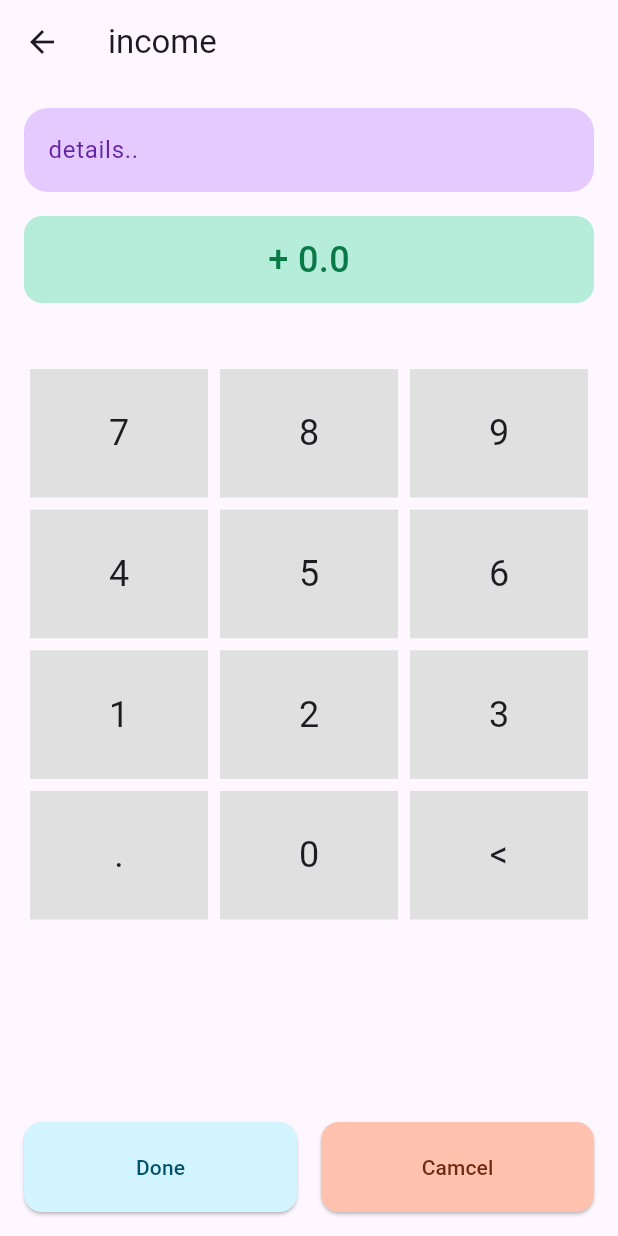
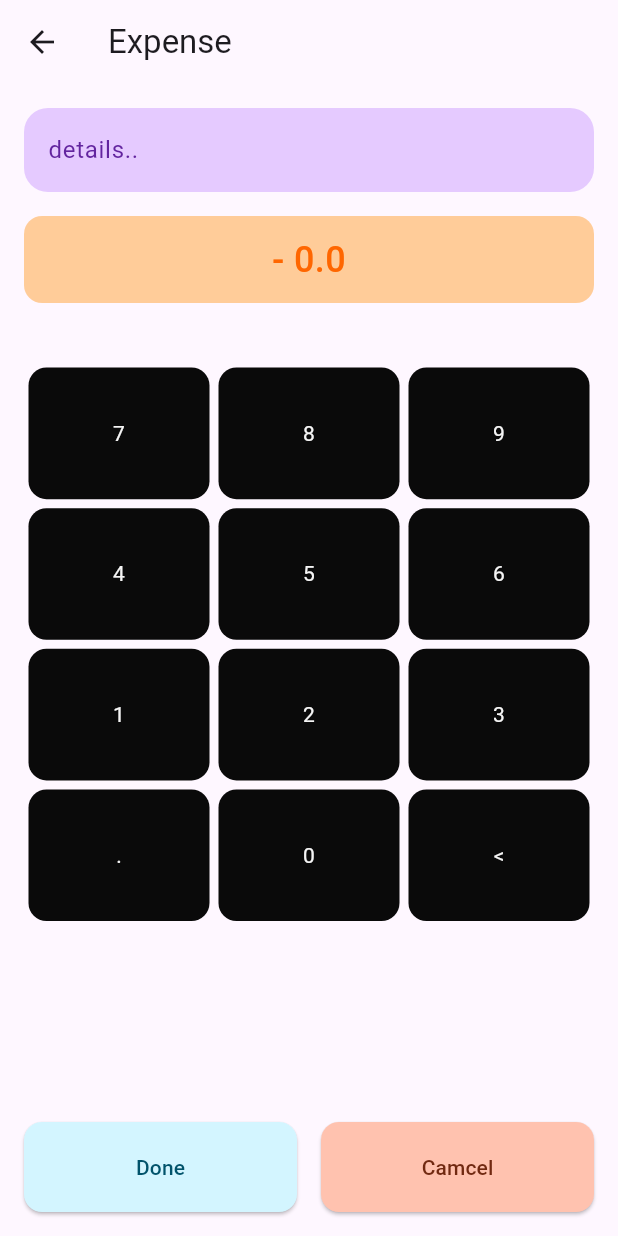
Before and after one commit to MeDoRa0/finance_app, a Flutter app: the screen it shows after launch, after a tap on "Expense", on a phone screen of 412 x 824 dp. Run offline on Flutter 3.47's test engine with Material 3 defaults, Android fonts, the phone set to English and light mode, and no system bars; our stand-ins replace flutter_svg, hive, hive_flutter; accounts and stored records are empty.

Commit message:
customize expense ui page

```diff
--- a/lib/pages/add_page.dart
+++ b/lib/pages/add_page.dart
@@ -6,7 +6,8 @@ import 'package:finance_app/widgets/key_pad_widget.dart';
 import 'package:flutter/material.dart';
 
 class AddPage extends StatefulWidget {
-  const AddPage({super.key});
+  const AddPage({super.key, required this.isIncome});
+  final bool isIncome;
 
   @override
   State<AddPage> createState() => _AddPageState();
@@ -18,7 +19,7 @@ class _AddPageState extends State<AddPage> {
   Widget build(BuildContext context) {
     return Scaffold(
       appBar: AppBar(
-        title: const Text('income'),
+        title: Text(widget.isIncome ? 'income' : 'Expense'),
       ),
       body: Padding(
         padding: const EdgeInsets.all(16),
@@ -43,16 +44,21 @@ class _AddPageState extends State<AddPage> {
                   child: Container(
                     padding: const EdgeInsets.all(12),
                     decoration: BoxDecoration(
-                      color: kSecondaryGreen,
+                      color:
+                          widget.isIncome ? kSecondaryGreen : kSecondaryOrange,
                       borderRadius: BorderRadius.circular(12),
                     ),
                     child: Center(
                       child: Text(
-                        value == '' ? '+ 0.0' : '+$value',
+                        widget.isIncome
+                            ? (value == '' ? '+ 0.0' : '+$value')
+                            : (value == '' ? '- 0.0' : '-$value'),
                         style: TextStyle(
                             fontSize: 24,
                             fontWeight: FontWeight.w500,
-                            color: kPrimaryGreen),
+                            color: widget.isIncome
+                                ? kPrimaryGreen
+                                : kPrimaryOrange),
                       ),
                     ),
                   ),
--- a/lib/widgets/add_minus_widget.dart
+++ b/lib/widgets/add_minus_widget.dart
@@ -22,7 +22,7 @@ class AddMinusWidget extends StatelessWidget {
           onTap: () => Navigator.push(
             context,
             MaterialPageRoute(
-              builder: (context) => AddPage(),
+              builder: (context) => AddPage(isIncome: true,),
             ),
           ),
         ),
@@ -33,7 +33,7 @@ class AddMinusWidget extends StatelessWidget {
           onTap: () => Navigator.push(
             context,
             MaterialPageRoute(
-              builder: (context) => AddPage(),
+              builder: (context) => AddPage(isIncome: false,),
             ),
           ),
           text: 'Expense',
--- a/lib/widgets/key_pad_widget.dart
+++ b/lib/widgets/key_pad_widget.dart
@@ -1,3 +1,4 @@
+import 'package:finance_app/widgets/key_pad_item.dart';
 import 'package:flutter/material.dart';
 
 class customKeyPad extends StatelessWidget {
@@ -105,7 +106,9 @@ class customKeyPad extends StatelessWidget {
                     num: '<',
                     onTap: () {
                       onValueChanged(
-                        value == '' ? value : value.substring(0, value.length - 1),
+                        value == ''
+                            ? value
+                            : value.substring(0, value.length - 1),
                       );
                     },
                   ),
@@ -118,29 +121,3 @@ class customKeyPad extends StatelessWidget {
     );
   }
 }
-
-class KeyPadItem extends StatelessWidget {
-  final String num;
-  final VoidCallback onTap;
-
-  KeyPadItem({required this.num, required this.onTap});
-
-  @override
-  Widget build(BuildContext context) {
-    return Expanded(
-      child: GestureDetector(
-        onTap: onTap,
-        child: Container(
-          margin: EdgeInsets.all(4.0),
-          color: Colors.grey[300],
-          child: Center(
-            child: Text(
-              num,
-              style: TextStyle(fontSize: 24.0),
-            ),
-          ),
-        ),
-      ),
-    );
-  }
-}
```
